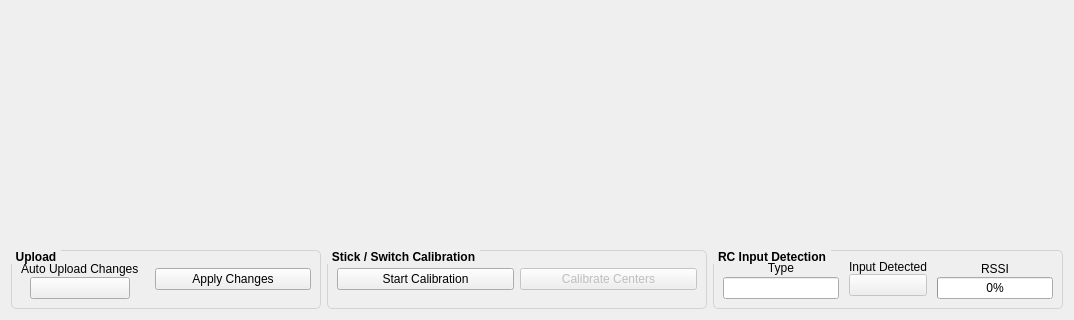
Above: ui_rc_input.ui from korken89/kfly_gui before the change; both pictures show x 0 to 1074 and y 311 to 631 of the 1074 by 631 pixel window. Below: the same form after it.
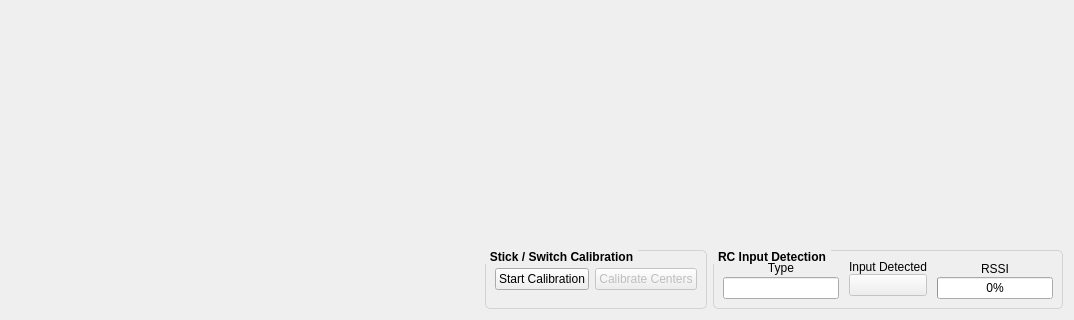
That is the form after the change. Custom widgets are drawn as their Qt base class.

Commit message: Moved to a single upload box

```diff
--- a/ui_rc_input.ui
+++ b/ui_rc_input.ui
@@ -235,85 +235,17 @@
    <item>
     <layout class="QHBoxLayout" name="horizontalLayout_4">
      <item>
-      <widget class="QGroupBox" name="groupBox_3">
-       <property name="minimumSize">
-        <size>
-         <width>280</width>
-         <height>0</height>
-        </size>
+      <spacer name="horizontalSpacer">
+       <property name="orientation">
+        <enum>Qt::Horizontal</enum>
        </property>
-       <property name="maximumSize">
+       <property name="sizeHint" stdset="0">
         <size>
-         <width>310</width>
-         <height>80</height>
+         <width>40</width>
+         <height>20</height>
         </size>
        </property>
-       <property name="font">
-        <font>
-         <weight>75</weight>
-         <bold>true</bold>
-        </font>
-       </property>
-       <property name="styleSheet">
-        <string notr="true">QGroupBox { 
-  border: 1px solid lightgray; 
-  border-radius: 5px;
-  margin-top: 1ex;
-}
-
-QGroupBox::title {
-    subcontrol-origin: margin;
-    subcontrol-position: top left;
-    padding: 0 3px;
-}</string>
-       </property>
-       <property name="title">
-        <string>Upload</string>
-       </property>
-       <layout class="QHBoxLayout" name="horizontalLayout_6">
-        <item>
-         <layout class="QVBoxLayout" name="verticalLayout_2">
-          <property name="spacing">
-           <number>0</number>
-          </property>
-          <property name="rightMargin">
-           <number>10</number>
-          </property>
-          <item>
-           <widget class="QLabel" name="label_9">
-            <property name="text">
-             <string>Auto Upload Changes</string>
-            </property>
-           </widget>
-          </item>
-          <item>
-           <layout class="QHBoxLayout" name="horizontalLayout_3">
-            <item>
-             <widget class="sliderbox" name="buttonAutoUpload">
-              <property name="maximumSize">
-               <size>
-                <width>100</width>
-                <height>16777215</height>
-               </size>
-              </property>
-              <property name="text">
-               <string/>
-              </property>
-             </widget>
-            </item>
-           </layout>
-          </item>
-         </layout>
-        </item>
-        <item>
-         <widget class="QPushButton" name="buttonApplyChanges">
-          <property name="text">
-           <string>Apply Changes</string>
-          </property>
-         </widget>
-        </item>
-       </layout>
-      </widget>
+      </spacer>
      </item>
      <item>
       <widget class="QGroupBox" name="groupBox">
```
The commit also changes 15 other files.
